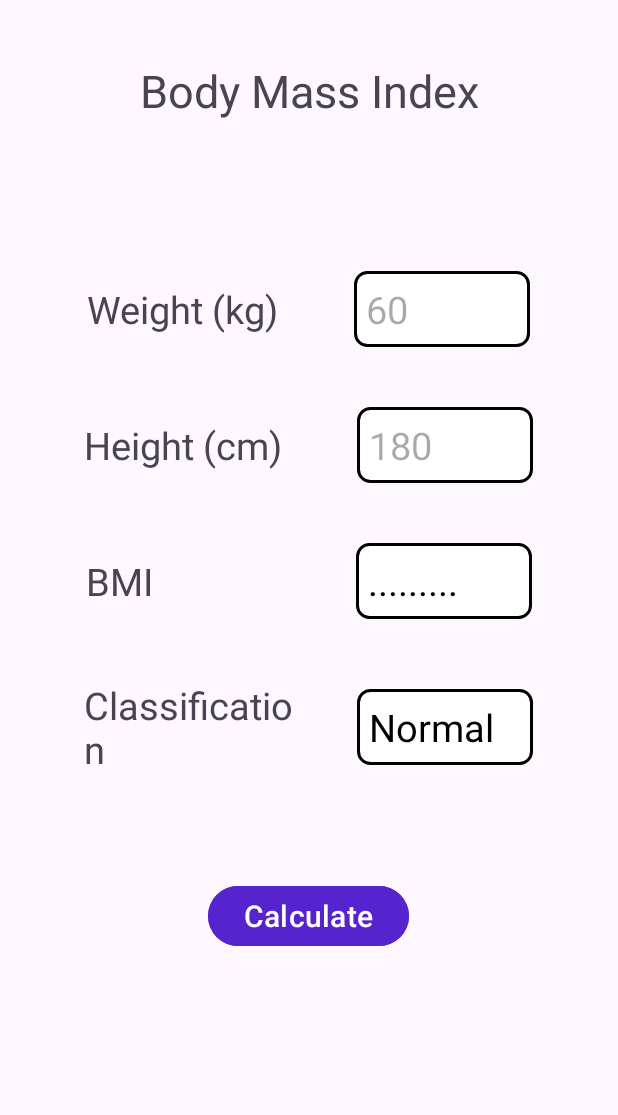
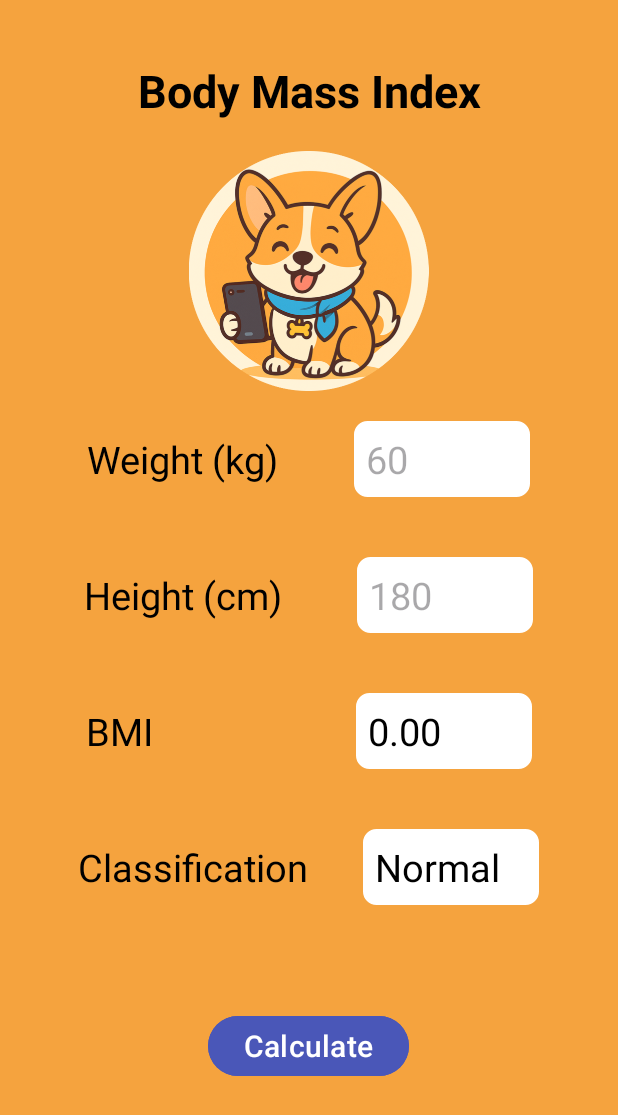
Before and after one commit to Supanat6609650665/AndroidProject, an Android app: the screen it shows after launch (MainActivity), on a phone screen of 412 x 824 dp. Shown: the top 1115 px of the screen. Run offline under Robolectric (Android 15) with nearby library versions, the phone set to English and light mode, and no system bars.

Commit message:
style layout and add img and logo

```diff
--- a/BodyMassIndex/app/src/main/AndroidManifest.xml
+++ b/BodyMassIndex/app/src/main/AndroidManifest.xml
@@ -6,9 +6,9 @@
         android:allowBackup="true"
         android:dataExtractionRules="@xml/data_extraction_rules"
         android:fullBackupContent="@xml/backup_rules"
-        android:icon="@mipmap/ic_launcher"
+        android:icon="@mipmap/img"
         android:label="@string/app_name"
-        android:roundIcon="@mipmap/ic_launcher_round"
+        android:roundIcon="@mipmap/img"
         android:supportsRtl="true"
         android:theme="@style/Theme.BodyMassIndex">
         <activity
--- a/BodyMassIndex/app/src/main/res/drawable/edittext_border.xml
+++ b/BodyMassIndex/app/src/main/res/drawable/edittext_border.xml
@@ -1,9 +1,9 @@
 <shape xmlns:android="http://schemas.android.com/apk/res/android"
     android:shape="rectangle">
-    <solid android:color="@android:color/white" /> <!-- background color -->
+    <solid android:color="@color/white" /> <!-- background color -->
     <stroke
         android:width="2dp"
-        android:color="@color/black"/> <!-- border color -->
+        android:color="@color/white"/> <!-- border color -->
     <corners android:radius="8dp"/> <!-- rounded corners -->
     <padding
         android:left="8dp"
--- a/BodyMassIndex/app/src/main/res/layout/activity_main.xml
+++ b/BodyMassIndex/app/src/main/res/layout/activity_main.xml
@@ -6,6 +6,7 @@
     android:layout_width="match_parent"
     android:layout_height="match_parent"
     android:orientation="vertical"
+    android:background="@color/orange"
     tools:context=".MainActivity">
 
     <TextView
@@ -15,7 +16,17 @@
         android:layout_marginTop="@dimen/header_marginTop"
         android:textSize="@dimen/header_textSize"
         android:gravity="center"
+        android:textColor="@color/black"
+        android:textStyle="bold"
         android:text="@string/header_text" />
+
+    <ImageView
+        android:id="@+id/imageView"
+        android:layout_width="160dp"
+        android:layout_height="160dp"
+        android:layout_marginTop="@dimen/imageView_marginTop"
+        android:layout_gravity="center"
+        android:src="@drawable/img" />
 
     <LinearLayout
         android:layout_width="match_parent"
@@ -29,6 +40,7 @@
             android:layout_width="wrap_content"
             android:layout_height="wrap_content"
             android:text="@string/weight_text"
+            android:textColor="@color/black"
             android:textSize="@dimen/textView_textSize" />
 
         <EditText
@@ -40,6 +52,7 @@
             android:ems="4"
             android:hint="@string/weight_hint"
             android:inputType="numberDecimal"
+            android:textColor="@color/black"
             android:textSize="@dimen/editText_textSize" />
     </LinearLayout>
 
@@ -55,6 +68,7 @@
             android:layout_width="wrap_content"
             android:layout_height="wrap_content"
             android:text="@string/height_text"
+            android:textColor="@color/black"
             android:textSize="@dimen/textView_textSize" />
 
         <EditText
@@ -66,6 +80,7 @@
             android:ems="4"
             android:hint="@string/height_hint"
             android:inputType="numberDecimal"
+            android:textColor="@color/black"
             android:textSize="@dimen/editText_textSize"/>
     </LinearLayout>
 
@@ -84,6 +99,7 @@
             android:maxWidth="@dimen/bmi_width"
             android:text="@string/bmi_text"
             android:layout_gravity="center"
+            android:textColor="@color/black"
             android:textSize="@dimen/textView_textSize"/>
 
         <EditText
@@ -97,8 +113,8 @@
             android:inputType="none"
             android:enabled="false"
             android:textSize="@dimen/editText_textSize"
-            android:text="@string/bmi_editText"
-            android:textColor="@color/black"/>
+            android:textColor="@color/black"
+            android:text="@string/bmi_editText" />
 
     </LinearLayout>
 
@@ -116,6 +132,7 @@
             android:minWidth="@dimen/classification_width"
             android:maxWidth="@dimen/classification_width"
             android:text="@string/classification_text"
+            android:textColor="@color/black"
             android:textSize="@dimen/textView_textSize"/>
 
         <EditText
@@ -128,8 +145,8 @@
             android:inputType="none"
             android:enabled="false"
             android:textSize="@dimen/editText_textSize"
-            android:text="@string/classification_editText"
-            android:textColor="@color/black"/>
+            android:textColor="@color/black"
+            android:text="@string/classification_editText" />
     </LinearLayout>
 
     <Button
@@ -140,6 +157,6 @@
         android:layout_marginTop="@dimen/calculate_marginTop"
         android:text="@string/calculate_text"
         android:textSize="@dimen/calculate_textSize"
-        android:backgroundTint="@color/purple" />
+        android:backgroundTint="@color/blue" />
 
 </LinearLayout>
--- a/BodyMassIndex/app/src/main/res/values/colors.xml
+++ b/BodyMassIndex/app/src/main/res/values/colors.xml
@@ -8,4 +8,6 @@
     <color name="red_low">#E68383</color>
     <color name="red_medium">#DB2E2E</color>
     <color name="red_high">#6F1515</color>
+    <color name="orange">#F5A33E</color>
+    <color name="blue">#4A57B8</color>
 </resources>
--- a/BodyMassIndex/app/src/main/res/values/dimens.xml
+++ b/BodyMassIndex/app/src/main/res/values/dimens.xml
@@ -3,7 +3,7 @@
     <dimen name="header_marginTop">40dp</dimen>
     <dimen name="header_textSize">30sp</dimen>
     <dimen name="textView_textSize">25sp</dimen>
-    <dimen name="start_marginTop">100dp</dimen>
+    <dimen name="start_marginTop">20dp</dimen>
     <dimen name="editText_marginStart">50dp</dimen>
     <dimen name="editText_textSize">25sp</dimen>
     <dimen name="between_marginTop">40dp</dimen>
@@ -13,6 +13,7 @@
     <dimen name="calculate_marginTop">70dp</dimen>
     <dimen name="textView_bmi_marginStart">58dp</dimen>
     <dimen name="bmi_width">150dp</dimen>
-    <dimen name="classification_width">152dp</dimen>
+    <dimen name="classification_width">160dp</dimen>
     <dimen name="textView_classification_marginStart">58dp</dimen>
+    <dimen name="imageView_marginTop">20dp</dimen>
 </resources>
--- a/BodyMassIndex/app/src/main/res/values/strings.xml
+++ b/BodyMassIndex/app/src/main/res/values/strings.xml
@@ -6,7 +6,7 @@
     <string name="height_text">Height (cm)</string>
     <string name="height_hint">180</string>
     <string name="bmi_text">BMI</string>
-    <string name="bmi_editText">.........</string>
+    <string name="bmi_editText">0.00</string>
     <string name="classification_text">Classification</string>
     <string name="classification_editText">Normal</string>
     <string name="calculate_text">Calculate</string>
```
Also changed, not shown: BodyMassIndex/app/src/main/res/drawable/img.png (added), BodyMassIndex/app/src/main/res/mipmap-xxhdpi/img.png (added), 1 other file.
